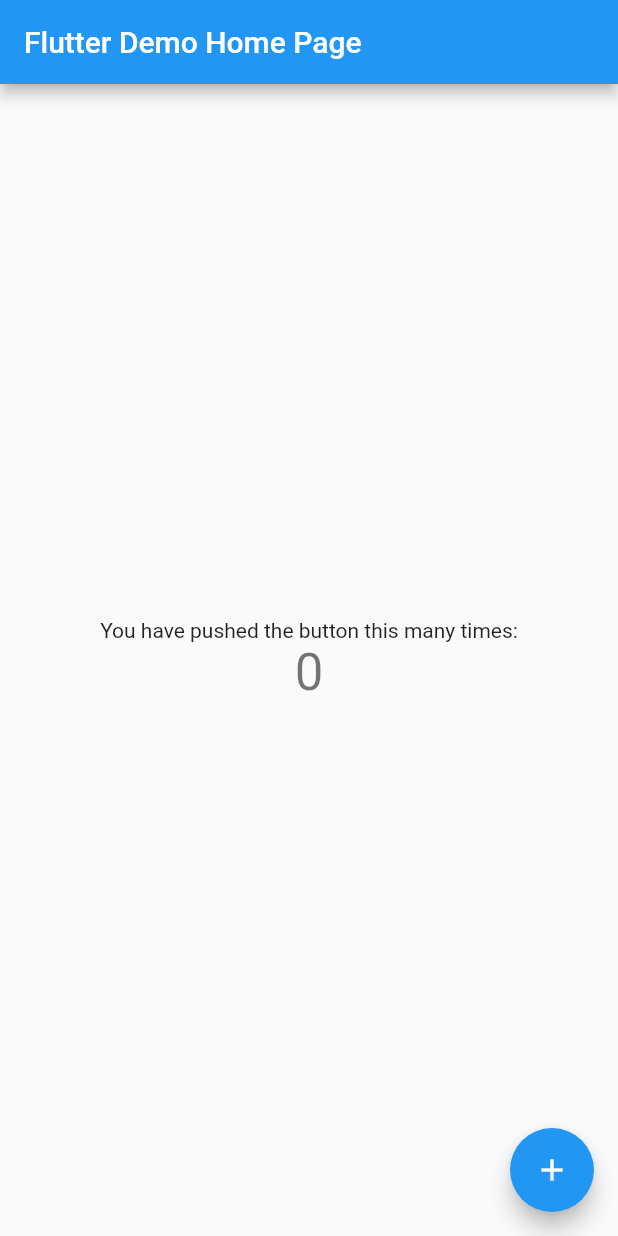
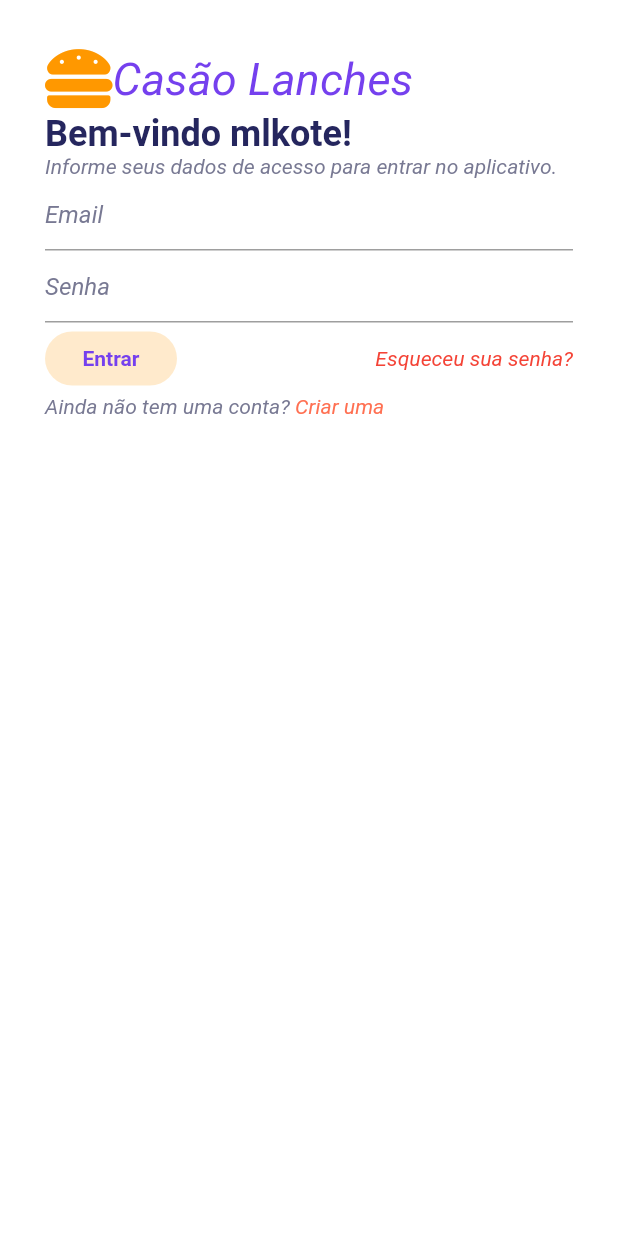
Before and after one commit to joaop-aguiar/delivery, a Flutter app: the screen it shows after launch, on a phone screen of 412 x 824 dp. Run offline on Flutter 3.47's test engine with Material 2 defaults, Android fonts, the phone set to English and light mode, and no system bars; our stand-ins replace font_awesome_flutter, get, google_fonts; Roboto replaces fonts that are missing (Cantarell).

Commit message:
login page

```diff
--- a/lib/main.dart
+++ b/lib/main.dart
@@ -1,5 +1,7 @@
+import 'package:delivery/screens/login.dart';
 import 'package:flutter/material.dart';
 import 'package:get/get.dart';
+import 'package:google_fonts/google_fonts.dart';
 
 void main() {
   runApp(MyApp());
@@ -14,109 +16,11 @@ class MyApp extends StatelessWidget {
       enableLog: false,
       title: 'Flutter Demo',
       theme: ThemeData(
-        // This is the theme of your application.
-        //
-        // Try running your application with "flutter run". You'll see the
-        // application has a blue toolbar. Then, without quitting the app, try
-        // changing the primarySwatch below to Colors.green and then invoke
-        // "hot reload" (press "r" in the console where you ran "flutter run",
-        // or simply save your changes to "hot reload" in a Flutter IDE).
-        // Notice that the counter didn't reset back to zero; the application
-        // is not restarted.
         primarySwatch: Colors.blue,
-        // This makes the visual density adapt to the platform that you run
-        // the app on. For desktop platforms, the controls will be smaller and
-        // closer together (more dense) than on mobile platforms.
         visualDensity: VisualDensity.adaptivePlatformDensity,
+        textTheme: GoogleFonts.cantarellTextTheme(Theme.of(context).textTheme)
       ),
-      home: MyHomePage(title: 'Flutter Demo Home Page'),
+      home: LoginPage(),
     );
   }
 }
-
-class MyHomePage extends StatefulWidget {
-  MyHomePage({Key key, this.title}) : super(key: key);
-
-  // This widget is the home page of your application. It is stateful, meaning
-  // that it has a State object (defined below) that contains fields that affect
-  // how it looks.
-
-  // This class is the configuration for the state. It holds the values (in this
-  // case the title) provided by the parent (in this case the App widget) and
-  // used by the build method of the State. Fields in a Widget subclass are
-  // always marked "final".
-
-  final String title;
-
-  @override
-  _MyHomePageState createState() => _MyHomePageState();
-}
-
-class _MyHomePageState extends State<MyHomePage> {
-  int _counter = 0;
-
-  void _incrementCounter() {
-    Get.snackbar('Bingo!', 'Você clicou no botão, parabéns!');
-
-    setState(() {
-      // This call to setState tells the Flutter framework that something has
-      // changed in this State, which causes it to rerun the build method below
-      // so that the display can reflect the updated values. If we changed
-      // _counter without calling setState(), then the build method would not be
-      // called again, and so nothing would appear to happen.
-      _counter++;
-    });
-  }
-
-  @override
-  Widget build(BuildContext context) {
-    // This method is rerun every time setState is called, for instance as done
-    // by the _incrementCounter method above.
-    //
-    // The Flutter framework has been optimized to make rerunning build methods
-    // fast, so that you can just rebuild anything that needs updating rather
-    // than having to individually change instances of widgets.
-    return Scaffold(
-      appBar: AppBar(
-        // Here we take the value from the MyHomePage object that was created by
-        // the App.build method, and use it to set our appbar title.
-        title: Text(widget.title),
-      ),
-      body: Center(
-        // Center is a layout widget. It takes a single child and positions it
-        // in the middle of the parent.
-        child: Column(
-          // Column is also a layout widget. It takes a list of children and
-          // arranges them vertically. By default, it sizes itself to fit its
-          // children horizontally, and tries to be as tall as its parent.
-          //
-          // Invoke "debug painting" (press "p" in the console, choose the
-          // "Toggle Debug Paint" action from the Flutter Inspector in Android
-          // Studio, or the "Toggle Debug Paint" command in Visual Studio Code)
-          // to see the wireframe for each widget.
-          //
-          // Column has various properties to control how it sizes itself and
-          // how it positions its children. Here we use mainAxisAlignment to
-          // center the children vertically; the main axis here is the vertical
-          // axis because Columns are vertical (the cross axis would be
-          // horizontal).
-          mainAxisAlignment: MainAxisAlignment.center,
-          children: <Widget>[
-            Text(
-              'You have pushed the button this many times:',
-            ),
-            Text(
-              '$_counter',
-              style: Theme.of(context).textTheme.headline4,
-            ),
-          ],
-        ),
-      ),
-      floatingActionButton: FloatingActionButton(
-        onPressed: _incrementCounter,
-        tooltip: 'Increment',
-        child: Icon(Icons.add),
-      ), // This trailing comma makes auto-formatting nicer for build methods.
-    );
-  }
-}
--- /dev/null
+++ b/lib/screens/login.dart
@@ -0,0 +1,115 @@
+import 'dart:math';
+
+import 'package:flutter/cupertino.dart';
+import 'package:flutter/material.dart';
+import 'package:font_awesome_flutter/font_awesome_flutter.dart';
+
+class LoginPage extends StatelessWidget {
+  @override
+  Widget build(BuildContext context){
+    return Scaffold(
+      backgroundColor: Colors.white,
+      body: SafeArea(
+        minimum: const EdgeInsets.all(30),
+        child: Column(
+          mainAxisSize: MainAxisSize.max,
+          crossAxisAlignment: CrossAxisAlignment.start,
+          children: [
+            Row(
+
+              children: [
+                Icon(
+                  FontAwesomeIcons.hamburger,
+                  color: Color(0xFFFF9800),
+                  size: 45,
+
+                ),
+                Text('Casão Lanches', style: TextStyle(
+                  fontSize: 30,
+                  fontStyle: FontStyle.italic,
+                  color: Color(0xFF7540EE),
+
+                ),
+                )
+              ],
+            ),
+            Text(
+              'Bem-vindo mlkote!',
+              style: TextStyle(
+                color: Color(0xFF25265E),
+                fontSize: 24,
+                fontWeight: FontWeight.bold,
+
+              ),),
+            Text(
+              'Informe seus dados de acesso para entrar no aplicativo.',
+              style: TextStyle(
+                color: Color(0xFF787993),
+                fontStyle: FontStyle.italic,
+              ),),
+              TextFormField(
+                decoration: InputDecoration(
+                  hintText: 'Email',
+                  hintStyle: TextStyle(
+                    fontSize: 16,
+                    color: Color(0xFF787993),
+                    fontStyle: FontStyle.italic,
+                  )),
+              ),
+              TextFormField(
+                decoration: InputDecoration(
+                  hintText: 'Senha',
+                  hintStyle: TextStyle(
+                    fontSize: 16,
+                    color: Color(0xFF787993),
+                    fontStyle: FontStyle.italic,
+                  )),
+              ),
+              Row(
+                mainAxisAlignment: MainAxisAlignment.spaceBetween,
+                children: [
+                  FlatButton(onPressed: () => null,
+                  child: Text('Entrar', style: TextStyle(
+                    color: Color(0xFF7540EE),
+                    fontWeight: FontWeight.bold,
+
+                  ),),
+                  color: Color(0xFFFF9800).withOpacity(.2),
+                  shape: RoundedRectangleBorder(
+                    borderRadius: BorderRadius.circular(25),
+                  ),
+
+                  ),
+                  Text(
+                    'Esqueceu sua senha?',
+                    style: TextStyle(
+                      color: Color(0xFFF44336),
+                      fontStyle: FontStyle.italic,
+
+                    ),
+                  )
+
+                ],
+              ),
+            Row(
+              children: [
+              Text(
+                'Ainda não tem uma conta? ',
+                style: TextStyle(
+                color: Color(0xFF787993),
+                fontStyle: FontStyle.italic,
+              ),),
+              Text(
+                'Criar uma',
+                style: TextStyle(
+                color: Color(0xFFFF7052),
+                fontStyle: FontStyle.italic,
+              ),),
+            ],)
+          ]
+        ),
+      ),
+    );
+
+  }
+}
--- a/pubspec.yaml
+++ b/pubspec.yaml
@@ -30,6 +30,10 @@ dependencies:
   cupertino_icons: ^1.0.0
 
   get: ^3.24.0
+
+  google_fonts: ^1.1.2
+
+  font_awesome_flutter: ^8.11.0
 
 dev_dependencies:
   flutter_test:
```
Also changed, not shown: pubspec.lock.
